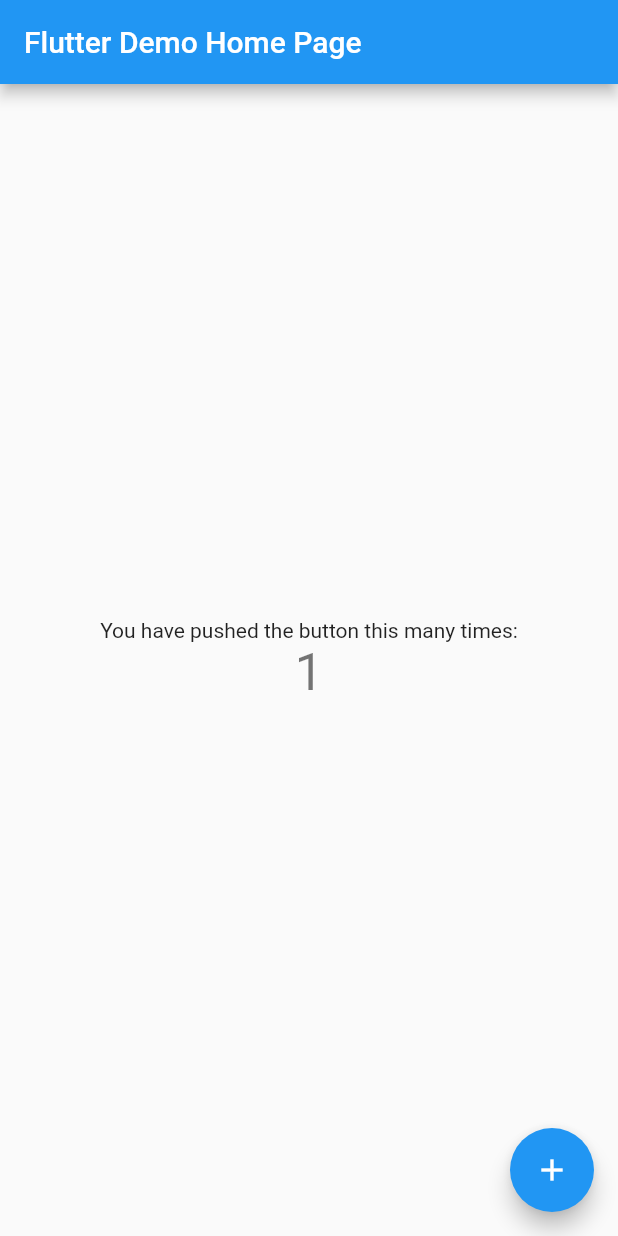
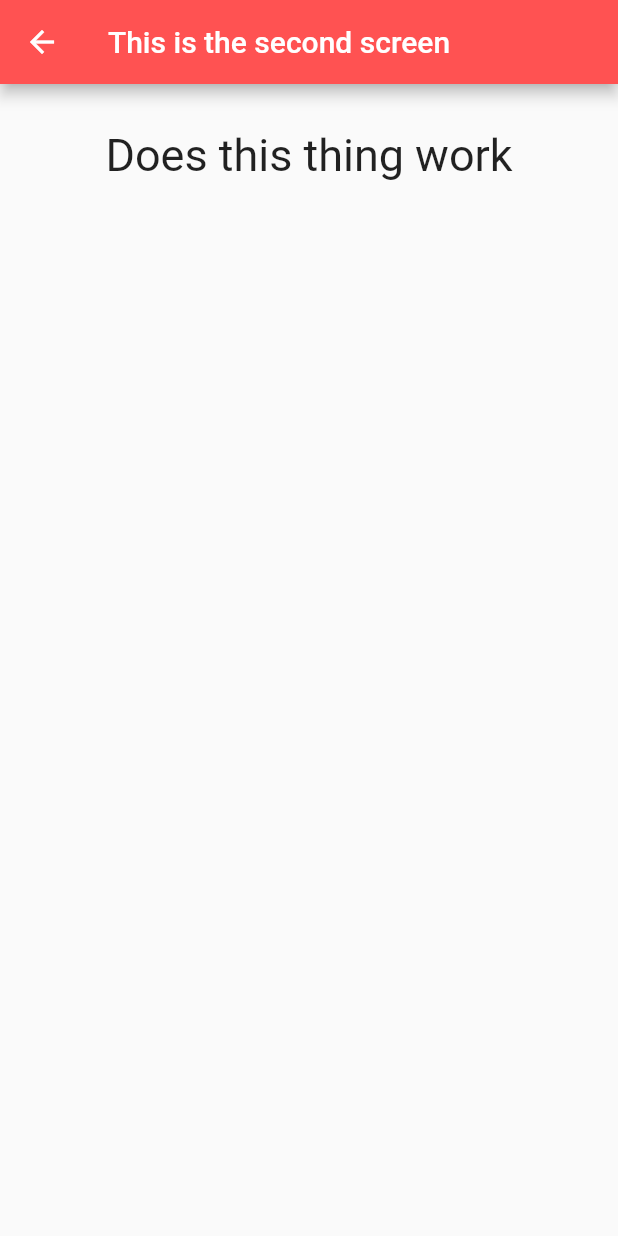
Before and after one commit to cathymariza/wrd-masters, a Flutter app: the screen it shows after launch, after a tap on the "add" icon, on a phone screen of 412 x 824 dp. Run offline on Flutter 3.47's test engine with Material 2 defaults, Android fonts, the light colour scheme and no system bars.

Commit message:
Second screen done

```diff
--- a/word_masters/lib/main.dart
+++ b/word_masters/lib/main.dart
@@ -13,15 +13,6 @@
     return MaterialApp(
       title: 'Flutter Demo',
       theme: ThemeData(
-        // This is the theme of your application.
-        //
-        // Try running your application with "flutter run". You'll see the
-        // application has a blue toolbar. Then, without quitting the app, try
-        // changing the primarySwatch below to Colors.green and then invoke
-        // "hot reload" (press "r" in the console where you ran "flutter run",
-        // or simply save your changes to "hot reload" in a Flutter IDE).
-        // Notice that the counter didn't reset back to zero; the application
-        // is not restarted.
         primarySwatch: Colors.blue,
       ),
       home: const MyHomePage(title: 'Flutter Demo Home Page'),
@@ -31,15 +22,6 @@
 
 class MyHomePage extends StatefulWidget {
   const MyHomePage({super.key, required this.title});
-
-  // This widget is the home page of your application. It is stateful, meaning
-  // that it has a State object (defined below) that contains fields that affect
-  // how it looks.
-
-  // This class is the configuration for the state. It holds the values (in this
-  // case the title) provided by the parent (in this case the App widget) and
-  // used by the build method of the State. Fields in a Widget subclass are
-  // always marked "final".
 
   final String title;
 
@@ -52,47 +34,18 @@
 
   void _incrementCounter() {
     setState(() {
-      // This call to setState tells the Flutter framework that something has
-      // changed in this State, which causes it to rerun the build method below
-      // so that the display can reflect the updated values. If we changed
-      // _counter without calling setState(), then the build method would not be
-      // called again, and so nothing would appear to happen.
       _counter++;
     });
   }
 
   @override
   Widget build(BuildContext context) {
-    // This method is rerun every time setState is called, for instance as done
-    // by the _incrementCounter method above.
-    //
-    // The Flutter framework has been optimized to make rerunning build methods
-    // fast, so that you can just rebuild anything that needs updating rather
-    // than having to individually change instances of widgets.
     return Scaffold(
       appBar: AppBar(
-        // Here we take the value from the MyHomePage object that was created by
-        // the App.build method, and use it to set our appbar title.
         title: Text(widget.title),
       ),
       body: Center(
-        // Center is a layout widget. It takes a single child and positions it
-        // in the middle of the parent.
         child: Column(
-          // Column is also a layout widget. It takes a list of children and
-          // arranges them vertically. By default, it sizes itself to fit its
-          // children horizontally, and tries to be as tall as its parent.
-          //
-          // Invoke "debug painting" (press "p" in the console, choose the
-          // "Toggle Debug Paint" action from the Flutter Inspector in Android
-          // Studio, or the "Toggle Debug Paint" command in Visual Studio Code)
-          // to see the wireframe for each widget.
-          //
-          // Column has various properties to control how it sizes itself and
-          // how it positions its children. Here we use mainAxisAlignment to
-          // center the children vertically; the main axis here is the vertical
-          // axis because Columns are vertical (the cross axis would be
-          // horizontal).
           mainAxisAlignment: MainAxisAlignment.center,
           children: <Widget>[
             const Text(
@@ -106,10 +59,46 @@
         ),
       ),
       floatingActionButton: FloatingActionButton(
-        onPressed: _incrementCounter,
+        onPressed: () {
+          Navigator.push(
+            context,
+            MaterialPageRoute(
+                builder: (context) => const WordScreen(
+                      key: Key("Word Screen"),
+                    )),
+          );
+        },
         tooltip: 'Increment',
         child: const Icon(Icons.add),
       ), // This trailing comma makes auto-formatting nicer for build methods.
     );
   }
 }
+
+class WordScreen extends StatefulWidget {
+  const WordScreen({Key? key}) : super(key: key);
+
+  @override
+  _WordScreenState createState() => _WordScreenState();
+}
+
+class _WordScreenState extends State<WordScreen> {
+  @override
+  Widget build(BuildContext context) {
+    return Scaffold(
+      appBar: AppBar(
+        title: Text("This is the second screen"),
+        backgroundColor: Colors.redAccent,
+      ),
+      body: Container(
+          alignment: Alignment.center,
+          padding: EdgeInsets.all(30),
+          child: Column(children: const [
+            Text(
+              "Does this thing work",
+              style: TextStyle(fontSize: 30),
+            )
+          ])),
+    );
+  }
+}
```
